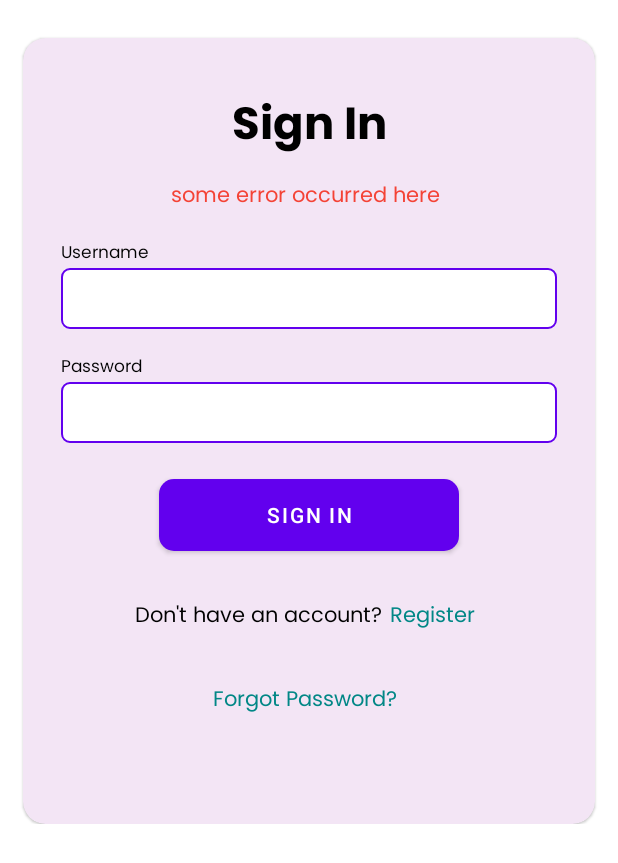
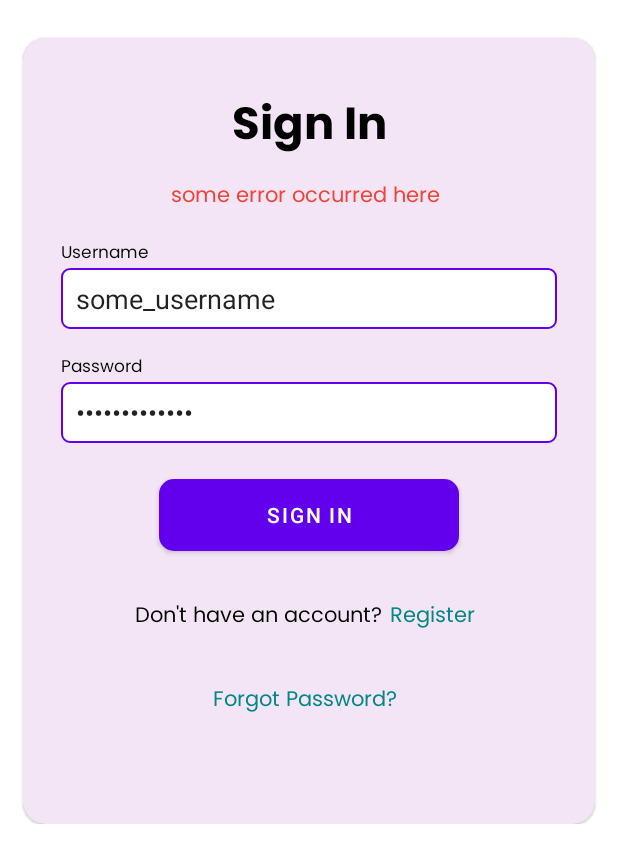
Before and after one commit to pokumars/metropolia-mixer-kt, an Android app: the layout fragment_sign_in.xml on its own in the app's theme, with its tools: preview values and no code run, on a phone screen of 412 x 824 dp. Shown: the top 863 px of the screen. Run offline under Robolectric (Android 15) with nearby library versions, the phone set to English and light mode, and no system bars.

```diff
--- a/app/src/main/res/layout/fragment_sign_in.xml
+++ b/app/src/main/res/layout/fragment_sign_in.xml
@@ -74,6 +74,7 @@ tools:context=".Ui.Auth.SignInFragment">
                    android:layout_marginHorizontal="25dp"
                    android:layout_height="wrap_content"
                    android:ems="10"
+                   tools:text="some_username"
                    android:inputType="textPersonName"
                    android:background="@drawable/input_background"
 
@@ -100,7 +101,8 @@ tools:context=".Ui.Auth.SignInFragment">
                    android:layout_marginHorizontal="25dp"
                    android:layout_height="wrap_content"
                    android:ems="10"
-                   android:inputType="textPersonName"
+                   tools:text="some_password"
+                   android:inputType="textPassword"
                    android:background="@drawable/input_background"
 
                    app:layout_constraintTop_toBottomOf="@id/password_input_label"
```
Also changed, not shown: app/src/main/java/com/example/mixer_logic_kt/Ui/Auth/SignInFragment.kt (+7 -0 lines), app/src/main/java/com/example/mixer_logic_kt/model/DrinkViewModel.kt (+10 -1 lines).
